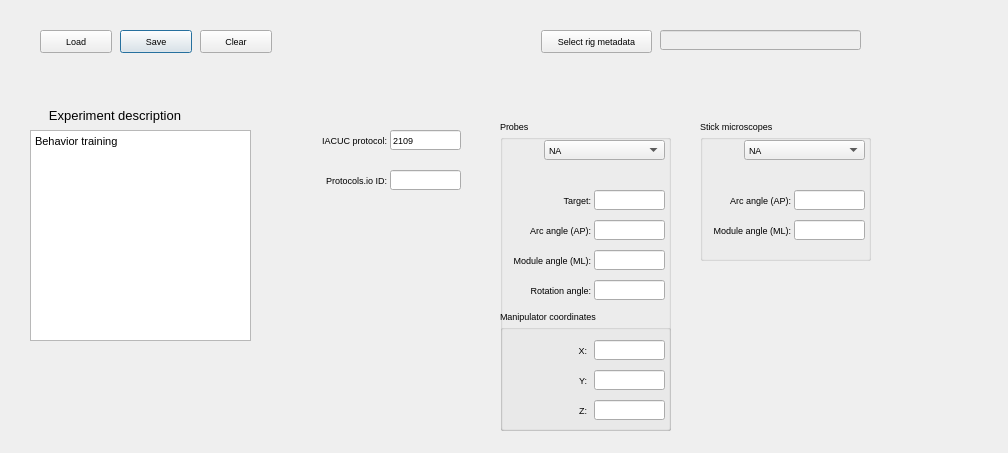
Qt form src/foraging_gui/MetaData.ui (AllenNeuralDynamics/dynamic-foraging-task) before a commit.
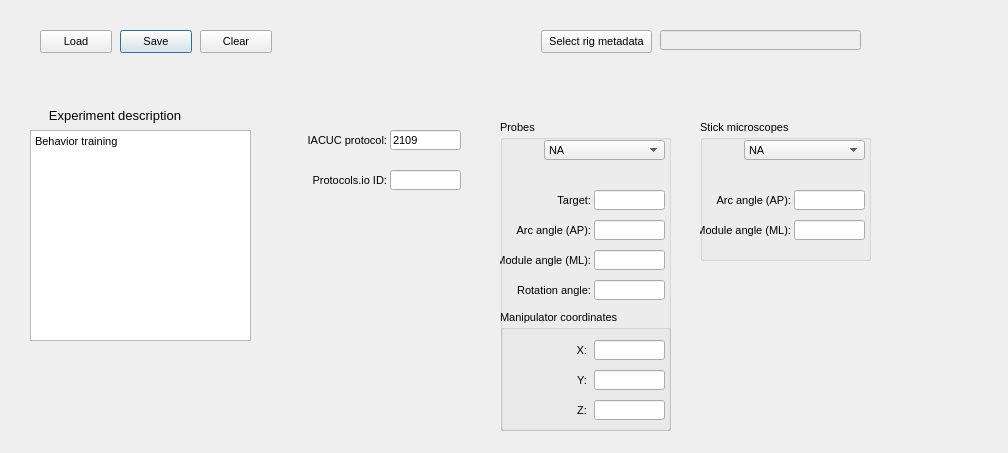
The same form after that commit.

Commit message: increase font size

What changed in the file:
```diff
--- a/src/foraging_gui/MetaData.ui
+++ b/src/foraging_gui/MetaData.ui
@@ -18,7 +18,7 @@
   </property>
   <property name="font">
    <font>
-    <pointsize>7</pointsize>
+    <pointsize>8</pointsize>
    </font>
   </property>
   <property name="windowTitle">
```
Left out of the diff: 2 changed lines with no effect on the pictures.
